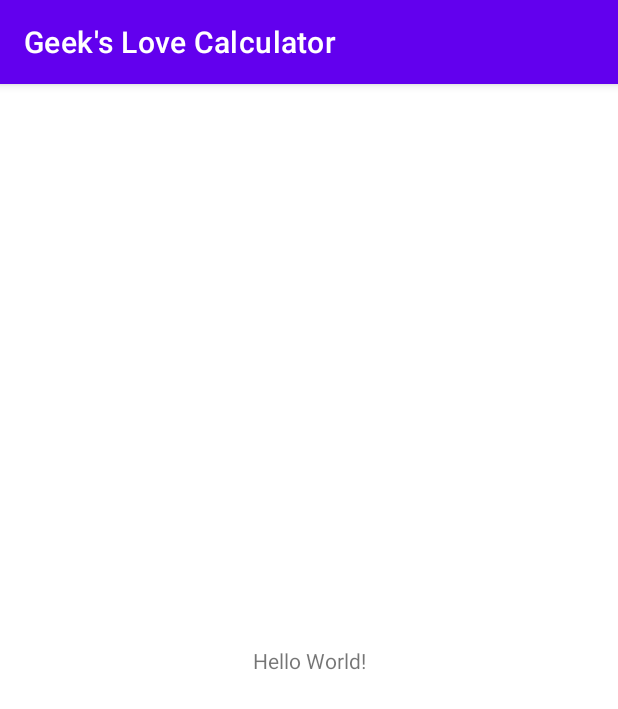
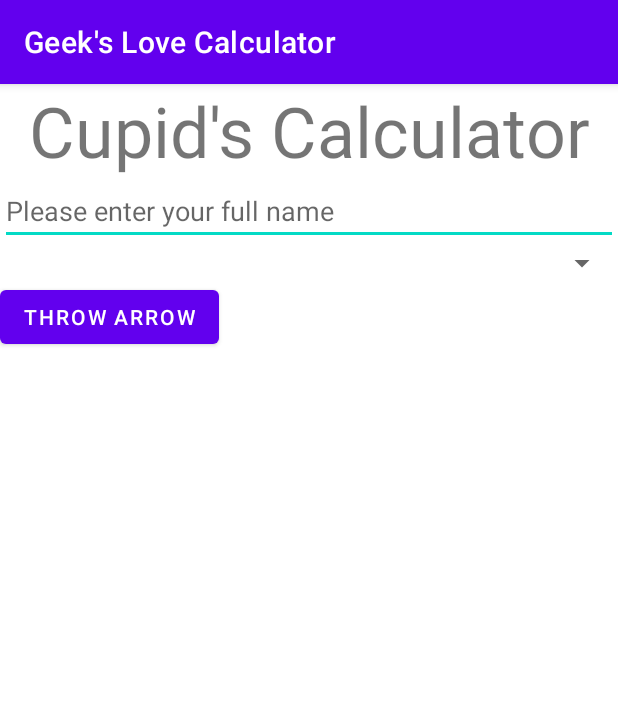
Before and after one commit to MoeYateem/Geeks-Love-Calculator-, an Android app: the screen it shows after launch (MainActivity), on a phone screen of 412 x 824 dp. Shown: the top 709 px of the screen. Run offline under Robolectric (Android 15) with nearby library versions, the phone set to English and light mode, and no system bars.

Commit message:
Structured the layout

```diff
--- a/app/src/main/res/layout/activity_main.xml
+++ b/app/src/main/res/layout/activity_main.xml
@@ -1,18 +1,50 @@
 <?xml version="1.0" encoding="utf-8"?>
-<androidx.constraintlayout.widget.ConstraintLayout xmlns:android="http://schemas.android.com/apk/res/android"
+<LinearLayout xmlns:android="http://schemas.android.com/apk/res/android"
     xmlns:app="http://schemas.android.com/apk/res-auto"
     xmlns:tools="http://schemas.android.com/tools"
     android:layout_width="match_parent"
     android:layout_height="match_parent"
-    tools:context=".MainActivity">
+    android:orientation="vertical"
+    tools:context=".MainActivity"
+
+    >
 
     <TextView
+        android:layout_width="match_parent"
+        android:layout_height="wrap_content"
+        android:gravity="center"
+        android:text="Cupid's Calculator"
+        android:textSize="70px" />
+
+    <EditText
+        android:id="@+id/name"
+        android:layout_width="match_parent"
+        android:layout_height="wrap_content"
+        android:hint="Please enter your full name" />
+    <Spinner
+        android:layout_width="match_parent"
+        android:layout_height="wrap_content"
+        android:id="@+id/lang"
+        ></Spinner>
+    <Button
+        android:id="@+id/convert_button"
         android:layout_width="wrap_content"
         android:layout_height="wrap_content"
-        android:text="Hello World!"
-        app:layout_constraintBottom_toBottomOf="parent"
-        app:layout_constraintLeft_toLeftOf="parent"
-        app:layout_constraintRight_toRightOf="parent"
-        app:layout_constraintTop_toTopOf="parent" />
+        android:text="Throw Arrow"
+        />
 
-</androidx.constraintlayout.widget.ConstraintLayout>
+    <TextView
+        android:id="@+id/output"
+        android:layout_width="match_parent"
+        android:layout_height="50dp"
+        android:gravity="center"
+        android:textSize="100px" />
+    <ImageView
+        android:id="@+id/i1"
+        android:layout_width="match_parent"
+        android:layout_height="135dp"
+        />
+
+
+
+</LinearLayout>
```
